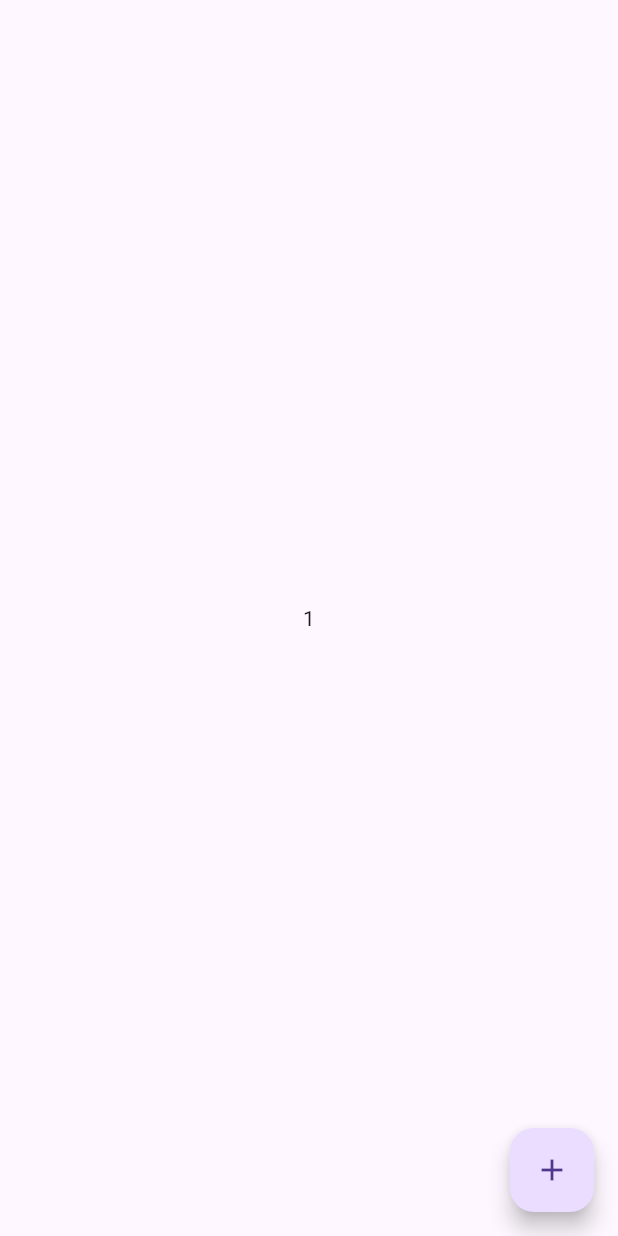
After one commit to TahaMike/new_repo, a Flutter app: the Counter screen opened directly, after a tap on the "add" icon, on a phone screen of 412 x 824 dp. The commit adds this screen. Run offline on Flutter 3.47's test engine with Material 3 defaults, Android fonts, the phone set to English and light mode, and no system bars; our stand-ins replace flutter_spinkit, go_router.

Commit message:
counter added

```diff
--- a/lib/core/router/route_names.dart
+++ b/lib/core/router/route_names.dart
@@ -4,5 +4,6 @@ class RouteNames {
   static const String ironCalculator = '/iron_calculator';
   static const String strokeCalculator = '/stroke_calculator';
   static const String bmiCalculator = '/bmi_calculator';
+  static const String counter = '/counter';
 
 }
--- /dev/null
+++ b/lib/features/counter/data/repository/counter_repository_impl.dart
@@ -0,0 +1,6 @@
+import 'package:deficient_calculator/features/counter/domain/repository/counter_repository.dart';
+
+class CounterRepositoryImpl implements CounterRepository {
+  @override
+  int counter(int num) => num+=1;
+}
--- /dev/null
+++ b/lib/features/counter/domain/repository/counter_repository.dart
@@ -0,0 +1,3 @@
+abstract class CounterRepository {
+  int counter(int num);
+}
--- /dev/null
+++ b/lib/features/counter/domain/usecase/counter_usecase.dart
@@ -0,0 +1,9 @@
+import 'package:deficient_calculator/features/counter/domain/repository/counter_repository.dart';
+
+class CounterUseCase {
+  final CounterRepository _counterRepository ;
+  const CounterUseCase(this._counterRepository);
+
+  int counter(int num) =>  _counterRepository.counter(num);
+
+}
--- /dev/null
+++ b/lib/features/counter/presentation/pages/counter.dart
@@ -0,0 +1,22 @@
+import 'package:deficient_calculator/features/counter/presentation/provider/counter_provider.dart';
+import 'package:flutter/cupertino.dart';
+import 'package:flutter/material.dart';
+import 'package:provider/provider.dart';
+
+class Counter extends StatelessWidget {
+  const Counter({super.key});
+
+  @override
+  Widget build(BuildContext context) {
+    return Scaffold(
+      body: Consumer<CounterProvider>(
+        builder: (BuildContext context, CounterProvider value, Widget? child) {
+          return Center(child: Text(value.num.toString()));
+        },
+      ),
+      floatingActionButton: FloatingActionButton(onPressed: () {
+        context.read<CounterProvider>().UpdateNum();
+      }, child: Icon(Icons.add)),
+    );
+  }
+}
--- /dev/null
+++ b/lib/features/counter/presentation/provider/counter_provider.dart
@@ -0,0 +1,14 @@
+import 'package:deficient_calculator/features/counter/domain/usecase/counter_usecase.dart';
+import 'package:flutter/cupertino.dart';
+
+class CounterProvider extends ChangeNotifier{
+  final CounterUseCase _counterUseCase;
+  CounterProvider(this._counterUseCase);
+  int _num=0;
+  int get num => _num;
+
+  UpdateNum(){
+    _num = _counterUseCase.counter(_num);
+    notifyListeners();
+  }
+}
--- a/lib/features/splash_screen.dart
+++ b/lib/features/splash_screen.dart
@@ -15,7 +15,7 @@ class _SplashScreenState extends State<SplashScreen> with SingleTickerProviderSt
   @override
   void initState() {
     super.initState();
-    Future.delayed(const Duration(milliseconds: 300), () {
+    Future.delayed(const Duration(milliseconds: 400), () {
       setState(() => _opacity = 1.0);
     });
 
```
Also changed, not shown: lib/core/router/router.dart (+13 -0 lines), lib/features/bmi_calculator/presentation/pages/bmi_calculator.dart (+8 -11 lines), lib/features/home_screen.dart (+2 -9 lines), lib/main.dart (+6 -1 lines), 1 other file.
